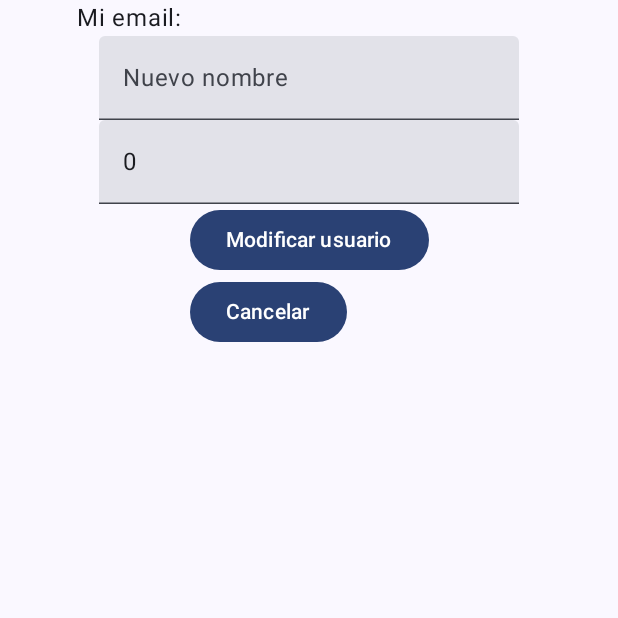
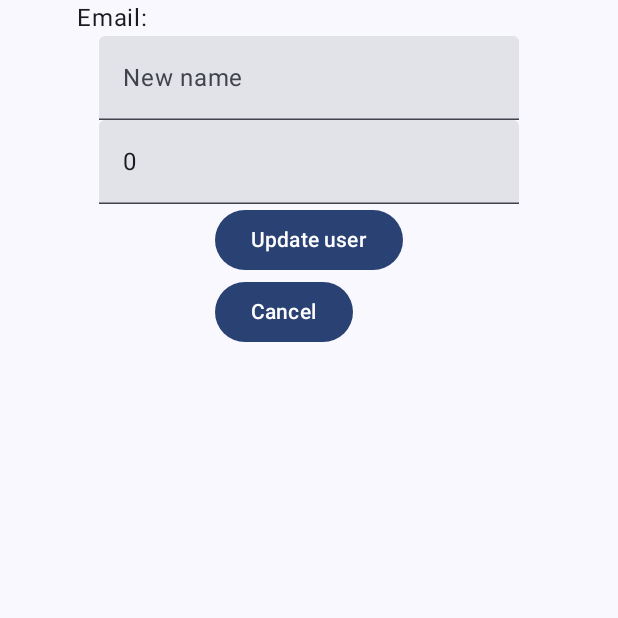
Before and after one commit to NicolasRodriguezSteuerberg/TestFirebase, an Android app built with Jetpack Compose: the ChangeUserScreen screen opened through its navigation route, on a phone screen of 412 x 824 dp, the top half of it. Run offline under Robolectric (Android 15) with nearby library versions, the phone set to English and light mode, and no system bars; our stand-ins replace Firebase (no records; nobody signed in at launch, a user with empty details on screens opened directly).

```diff
--- a/app/src/main/java/com/example/testfirebase/view/ChangeUser.kt
+++ b/app/src/main/java/com/example/testfirebase/view/ChangeUser.kt
@@ -9,7 +9,9 @@ import androidx.compose.material3.TextField
 import androidx.compose.runtime.Composable
 import androidx.compose.ui.Alignment
 import androidx.compose.ui.Modifier
+import androidx.compose.ui.res.stringResource
 import androidx.navigation.NavController
+import com.example.testfirebase.R
 import com.example.testfirebase.data.data
 import com.example.testfirebase.viewmodel.UserViewModel
 
@@ -32,7 +34,7 @@ fun ChangeUserScreen(navController: NavController,viewModel: UserViewModel) {
 fun MyEmail() {
     Text(
         modifier = Modifier.fillMaxWidth(0.75f),
-        text = "Mi email: ${data.userConnected.value?.email}",
+        text = "${stringResource(id = R.string.email)}: ${data.userConnected.value?.email}",
     )
 }
 
@@ -41,12 +43,12 @@ fun TextosToChange() {
     TextField(
         value = data.nombre.value,
         onValueChange = { data.nombre.value = it },
-        placeholder = { Text("Nuevo nombre ") }
+        placeholder = { Text(stringResource(id = R.string.new_name)) }
     )
     TextField(
         value = data.edad.value,
         onValueChange = { data.edad.value = it },
-        placeholder = { Text("Nueva edad") }
+        placeholder = { Text(stringResource(id = R.string.new_age)) }
     )
 }
 
@@ -59,7 +61,7 @@ fun ButtonsChange(navController: NavController, viewModel: UserViewModel) {
                 viewModel.changeUser(navController)
             }
         ) {
-            Text(text = "Modificar usuario")
+            Text(text = stringResource(id = R.string.update_user))
         }
 
         // cancelar
@@ -68,7 +70,7 @@ fun ButtonsChange(navController: NavController, viewModel: UserViewModel) {
                 navController.navigate("logged")
             }
         ) {
-            Text(text = "Cancelar")
+            Text(text = stringResource(id = R.string.cancel))
         }
     }
 }
--- a/app/src/main/java/com/example/testfirebase/view/Logged.kt
+++ b/app/src/main/java/com/example/testfirebase/view/Logged.kt
@@ -18,15 +18,11 @@ import androidx.compose.material3.Icon
 import androidx.compose.material3.Text
 import androidx.compose.material3.TextField
 import androidx.compose.runtime.Composable
-import androidx.compose.runtime.LaunchedEffect
-import androidx.compose.runtime.getValue
-import androidx.compose.runtime.mutableStateOf
-import androidx.compose.runtime.remember
-import androidx.compose.runtime.setValue
 import androidx.compose.ui.Alignment
 import androidx.compose.ui.Modifier
 import androidx.compose.ui.graphics.Color
 import androidx.compose.ui.res.painterResource
+import androidx.compose.ui.res.stringResource
 import androidx.compose.ui.text.TextStyle
 import androidx.compose.ui.text.font.FontWeight
 import androidx.compose.ui.unit.dp
@@ -52,18 +48,18 @@ fun LoggedScreen(navController: NavController, viewModel: UserViewModel) {
                 FirebaseAuth.getInstance().signOut()
             }
         ) {
-            Text("Cerrar sesión")
+            Text(stringResource(id = R.string.log_out))
         }
-        UserList(viewModel = viewModel, users = data.users.value, navController = navController)
+        UserList(users = data.users.value, navController = navController)
         if (data.userConnected.value?.email=="damian@gmail.com"){
             EliminarUsuario(viewModel = viewModel)
         }
-        ButtonModificarUsuario(viewModel = viewModel, navController)
+        ButtonModificarUsuario(navController)
     }
 }
 
 @Composable
-fun ButtonModificarUsuario(viewModel: UserViewModel, navController: NavController) {
+fun ButtonModificarUsuario(navController: NavController) {
     Row(
         modifier = Modifier.fillMaxWidth(0.75f),
         horizontalArrangement = Arrangement.Center
@@ -74,7 +70,7 @@ fun ButtonModificarUsuario(viewModel: UserViewModel, navController: NavControlle
             },
             modifier = Modifier.fillMaxWidth()
         ) {
-            Text(text = "Modificar usuario")
+            Text(text = stringResource(id = R.string.update_user))
         }
     }
 }
@@ -88,7 +84,7 @@ fun EliminarUsuario(viewModel: UserViewModel) {
         TextField(
             value = data.email.value,
             onValueChange = { data.email.value = it },
-            placeholder = { Text("Email") }
+            placeholder = { Text(stringResource(id = R.string.email)) }
         )
         Button(
             onClick = {
@@ -96,7 +92,7 @@ fun EliminarUsuario(viewModel: UserViewModel) {
             },
             modifier = Modifier.fillMaxWidth()
         ) {
-            Text("Eliminar usuario")
+            Text(stringResource(id = R.string.delete))
         }
     }
 }
@@ -105,15 +101,17 @@ fun EliminarUsuario(viewModel: UserViewModel) {
 // To see the users
 // Composable que contiene la lista de usuarios
 @Composable
-fun UserList(viewModel: UserViewModel, users: List<User>, navController: NavController) {
+fun UserList(users: List<User>, navController: NavController) {
     LazyColumn(
-        modifier = if (data.userConnected.value?.email=="damian@gmail.com") Modifier.fillMaxHeight(0.75f).fillMaxWidth(1f)else Modifier.fillMaxSize(),
+        modifier = if (data.userConnected.value?.email=="damian@gmail.com") Modifier
+            .fillMaxHeight(0.75f)
+            .fillMaxWidth(1f)else Modifier.fillMaxSize(),
         contentPadding = PaddingValues(horizontal = 16.dp, vertical = 8.dp)
     ) {
         // Iterar sobre la lista de usuarios
         items(users) { user ->
             if(user.email != data.userConnected.value?.email){
-                UserListItem(viewModel = viewModel, user = user, navController = navController)
+                UserListItem(user = user, navController = navController)
             }
         }
     }
@@ -121,7 +119,7 @@ fun UserList(viewModel: UserViewModel, users: List<User>, navController: NavCont
 
 // Composable que contiene un elemento de la lista de usuarios
 @Composable
-fun UserListItem(viewModel: UserViewModel, user: User, navController: NavController) {
+fun UserListItem( user: User, navController: NavController) {
     Card(
         modifier = Modifier
             .padding(vertical = 4.dp)
@@ -132,13 +130,11 @@ fun UserListItem(viewModel: UserViewModel, user: User, navController: NavControl
                 navController.navigate("chat")
             }
     ) {
-        Column(
-
-        ) {
+        Column{
             // Texto con el uid del usuario y si está conectado
             Row {
                 Text(
-                    text = "${user.email}",
+                    text = user.email,
                     style = TextStyle(
                         fontSize = 18.sp,
                         fontWeight = FontWeight.Bold
@@ -151,9 +147,9 @@ fun UserListItem(viewModel: UserViewModel, user: User, navController: NavControl
                 )
             }
             Text(
-                text = "Nombre: ${user.nombre}"
+                text = "${stringResource(id = R.string.name)}: ${user.nombre}"
             )
-            Text(text = "Edad: ${user.edad}")
+            Text(text = "${stringResource(id = R.string.age)}: ${user.edad}")
         }
         Log.d("User", user.toString())
     }
--- a/app/src/main/res/values/strings.xml
+++ b/app/src/main/res/values/strings.xml
@@ -1,3 +1,18 @@
 <resources>
     <string name="app_name">TestFirebase</string>
+    <string name="message">Message</string>
+    <string name="log_out">Log out</string>
+    <string name="log_in">Log in</string>
+    <string name="sign_up">Sign up</string>
+    <string name="email">Email</string>
+    <string name="password">Password</string>
+    <string name="delete">Delete</string>
+    <string name="name">Name</string>
+    <string name="age">Age</string>
+    <string name="update_user">Update user</string>
+    <string name="new_name">New name</string>
+    <string name="new_age">New age</string>
+    <string name="cancel">Cancel</string>
+    <string name="add_user">Add user</string>
+    <string name="user_register">User register</string>
 </resources>
```
Also changed, not shown: app/src/main/java/com/example/testfirebase/view/Chat.kt (+64 -41 lines), app/src/main/java/com/example/testfirebase/view/Login.kt (+5 -4 lines), app/src/main/java/com/example/testfirebase/view/Register.kt (+9 -7 lines), 1 other file.
